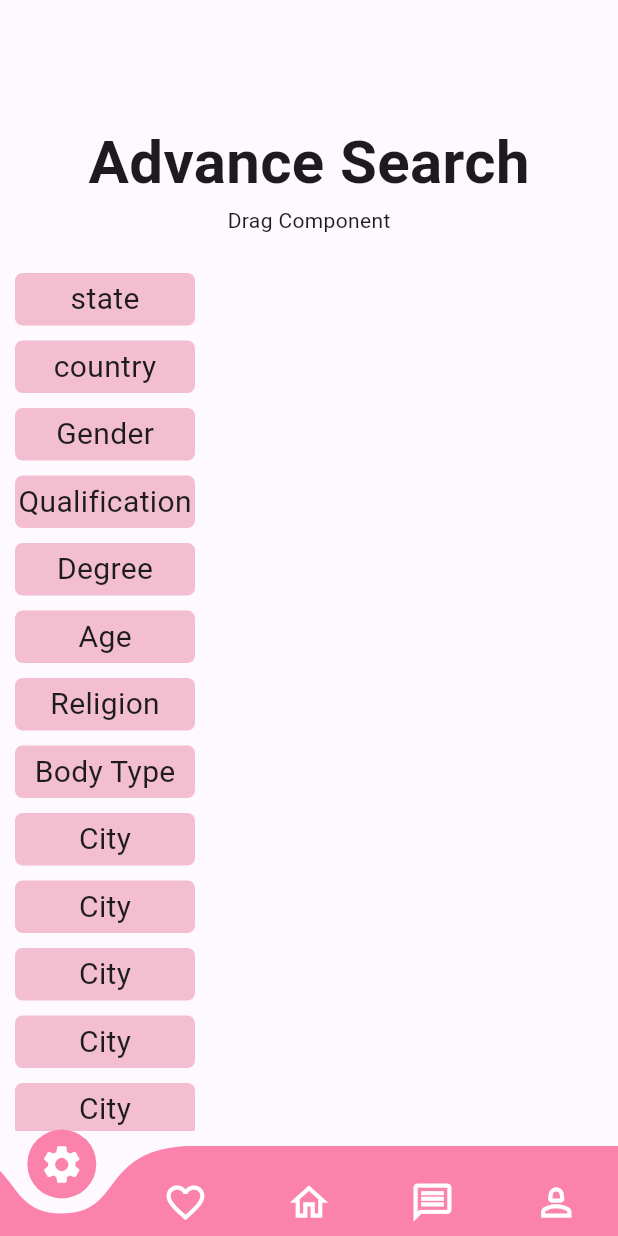
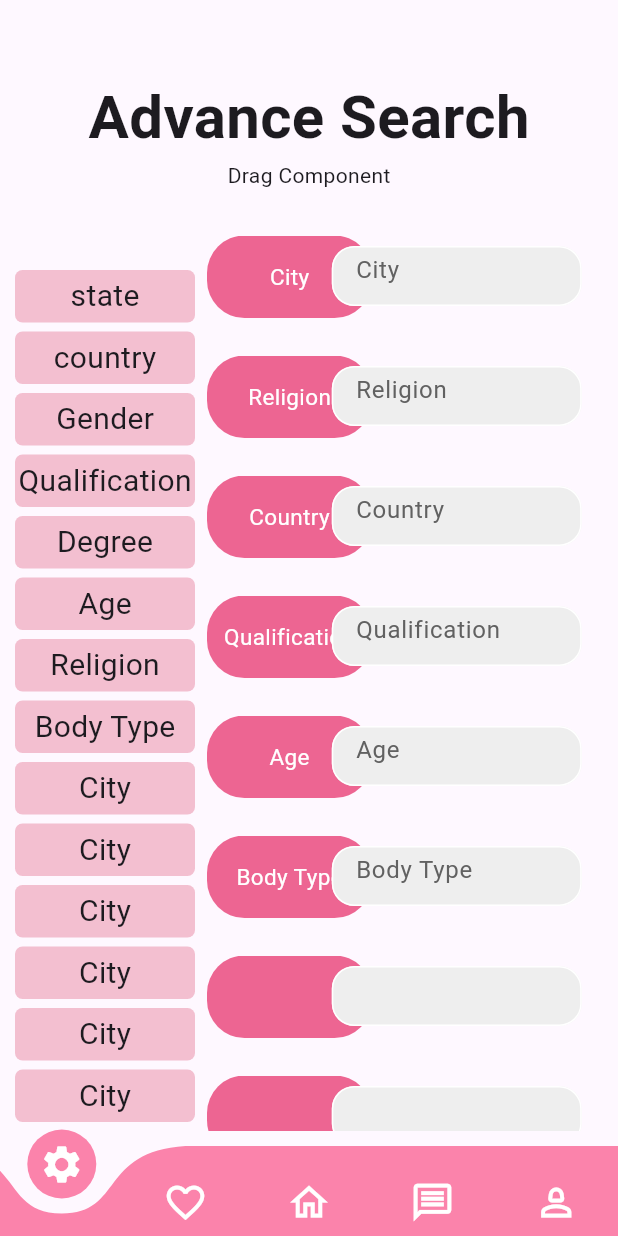
Before and after one commit to PiyushM109/advance_search_flutter_task, a Flutter app: the screen it shows after launch, on a phone screen of 412 x 824 dp. Run offline on Flutter 3.47's test engine with Material 2 defaults, Android fonts, the phone set to English and light mode, and no system bars; drawn by our look-alikes of curved_navigation_bar; our stand-ins replace gap, get.

Commit message:
done with android view

```diff
--- a/lib/screens/home_screen.dart
+++ b/lib/screens/home_screen.dart
@@ -1,10 +1,24 @@
 import 'package:advancesearch/utils/app_layout.dart';
+import 'package:advancesearch/utils/join_widget.dart';
 import 'package:advancesearch/utils/option_list.dart';
 import 'package:flutter/material.dart';
 import 'package:gap/gap.dart';
 
-class HomeScreen extends StatelessWidget {
+class HomeScreen extends StatefulWidget {
   const HomeScreen({super.key});
+
+  @override
+  State<HomeScreen> createState() => _HomeScreenState();
+}
+
+class _HomeScreenState extends State<HomeScreen> {
+  final cityController = TextEditingController();
+  final religionController = TextEditingController();
+  final countryController = TextEditingController();
+  final qualiController = TextEditingController();
+  final ageController = TextEditingController();
+  final bodyController = TextEditingController();
+  final controller = TextEditingController();
 
   @override
   Widget build(BuildContext context) {
@@ -14,24 +28,27 @@ class HomeScreen extends StatelessWidget {
           padding: EdgeInsets.all(AppLayout.getHeight(10)),
           child: ListView(
             children: [
-              Gap(AppLayout.getHeight(70)),
+              Gap(AppLayout.getHeight(40)),
               const Center(
                 child: Text(
                   "Advance Search",
                   style: TextStyle(fontWeight: FontWeight.bold, fontSize: 40),
                 ),
               ),
-              Center(child: const Text("Drag Component")),
-              Gap(AppLayout.getHeight(20)),
+              Center(child: Text("Drag Component")),
+              Gap(AppLayout.getHeight(30)),
               Row(
+                crossAxisAlignment: CrossAxisAlignment.start,
                 children: [
-                  Column(
+                  Padding(
+                    padding: const EdgeInsets.only(top: 20.0),
+                    child: Column(
                       crossAxisAlignment: CrossAxisAlignment.start,
                       children: options.map((option) {
                         return Container(
                           height: 35,
                           width: AppLayout.getWidth(120),
-                        margin: EdgeInsets.symmetric(vertical: 5),
+                          margin: EdgeInsets.symmetric(vertical: 3),
                           decoration: BoxDecoration(
                             color: Color.fromARGB(255, 243, 191, 208),
                             borderRadius: BorderRadius.circular(5),
@@ -46,7 +63,65 @@ class HomeScreen extends StatelessWidget {
                         );
                       }).toList(),
                     ),
+                  ),
+                  Padding(
+                    padding: const EdgeInsets.symmetric(
+                      horizontal: 8.0,
+                    ),
+                    child: Column(
+                      mainAxisAlignment: MainAxisAlignment.start,
+                      children: [
+                        JionedSection(text1: "City", text2: cityController),
+                        JionedSection(
+                            text1: "Religion", text2: religionController),
+                        JionedSection(
+                            text1: "Country", text2: countryController),
+                        JionedSection(
+                            text1: "Qualification", text2: qualiController),
+                        JionedSection(text1: "Age", text2: ageController),
+                        JionedSection(
+                            text1: "Body Type", text2: bodyController),
+                        JionedSection(text1: " ", text2: controller),
+                        JionedSection(text1: " ", text2: controller),
                       ],
+                    ),
+                  )
+                ],
+              ),
+              Gap(AppLayout.getHeight(30)),
+              Padding(
+                padding: const EdgeInsets.symmetric(horizontal: 100.0),
+                child: GestureDetector(
+                  onTap: (){
+
+                  },
+                  child: Container(
+                    height: AppLayout.getHeight(50),
+                    decoration: BoxDecoration(
+                        color: Colors.blueAccent,
+                        borderRadius: BorderRadius.circular(15),
+                        border: Border.all(
+                          color: Colors.grey.shade300,
+                        ),
+                        boxShadow: [
+                          BoxShadow(
+                            blurRadius: 2,
+                            blurStyle: BlurStyle.normal,
+                            color: Colors.grey,
+                          )
+                        ]),
+                    child: const Center(
+                      child: Text(
+                        "Search",
+                        style: TextStyle(
+                          fontWeight: FontWeight.w600,
+                          color: Colors.white,
+                          fontSize: 25,
+                        ),
+                      ),
+                    ),
+                  ),
+                ),
               )
             ],
           ),
--- /dev/null
+++ b/lib/utils/join_widget.dart
@@ -0,0 +1,54 @@
+import 'package:advancesearch/utils/app_layout.dart';
+import 'package:advancesearch/utils/my_text_field.dart';
+import 'package:flutter/material.dart';
+
+class JionedSection extends StatelessWidget {
+  final String text1;
+  final TextEditingController text2;
+  const JionedSection({
+    super.key,
+    required this.text1,
+    required this.text2,
+  });
+
+  @override
+  Widget build(BuildContext context) {
+    return Row(
+      children: [
+        Stack(
+          children: [
+            Container(
+              height: AppLayout.getHeight(80),
+              width: AppLayout.getScreenWidth() * 0.65,
+            ),
+            Container(
+              height: AppLayout.getHeight(55),
+              width: AppLayout.getWidth(110),
+              decoration: BoxDecoration(
+                  color: Color.fromARGB(255, 237, 101, 146),
+                  borderRadius: BorderRadius.circular(25)),
+              child: Center(
+                  child: Text(
+                text1,
+                style: TextStyle(fontSize: 15, color: Colors.white),
+              )),
+            ),
+            Positioned(
+              top: 7,
+              right: -12,
+              child: SizedBox(
+                height: AppLayout.getHeight(40),
+                width: AppLayout.getScreenWidth() * 0.55,
+                child: MyTextField(
+                  controller: text2,
+                  hintText: text1,
+                  obscureText: false,
+                ),
+              ),
+            ),
+          ],
+        ),
+      ],
+    );
+  }
+}
--- /dev/null
+++ b/lib/utils/my_text_field.dart
@@ -0,0 +1,46 @@
+import 'package:flutter/material.dart';
+
+class MyTextField extends StatelessWidget {
+  final controller;
+  final String hintText;
+  final bool obscureText;
+
+  const MyTextField({
+    super.key,
+    required this.controller,
+    required this.hintText,
+    required this.obscureText,
+  });
+
+  @override
+  Widget build(BuildContext context) {
+    return Padding(
+      padding: const EdgeInsets.symmetric(horizontal: 30.0),
+      child: TextField(
+        style: TextStyle(color: Colors.black),
+        controller: controller,
+        obscureText: obscureText,
+        decoration: InputDecoration(
+          enabledBorder: const OutlineInputBorder(
+            borderSide: BorderSide(color: Colors.white),
+            borderRadius: const BorderRadius.all(
+              const Radius.circular(15),
+            )
+          ),
+          focusedBorder: OutlineInputBorder(
+            borderSide: BorderSide(color: Colors.grey.shade400),
+            borderRadius: const BorderRadius.all(
+              const Radius.circular(15),
+            )
+          ),
+          fillColor: Colors.grey.shade200,
+          filled: true,
+          hintText: hintText,
+          hintStyle: TextStyle(
+            color: Colors.grey[700],
+          ),
+        ),
+      ),
+    );
+  }
+}
```
Lines whose indentation alone changed are shown as unchanged.
